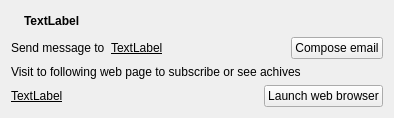
Above: src-qt4/pc-bugreport/maillist.ui from trueos/pcbsd before the change. Below: the same form after it.
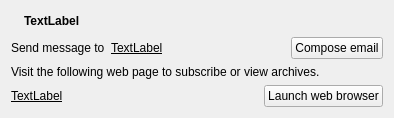
That is the form after the change. Icons and pictures are not drawn.

The edit to the form file:
```diff
--- a/src-qt4/pc-bugreport/maillist.ui
+++ b/src-qt4/pc-bugreport/maillist.ui
@@ -105,7 +105,7 @@
      <item row="0" column="0" colspan="3">
       <widget class="QLabel" name="label_2">
        <property name="text">
-        <string>Visit to following web page to subscribe or see achives</string>
+        <string>Visit the following web page to subscribe or view archives.</string>
        </property>
       </widget>
      </item>
```
